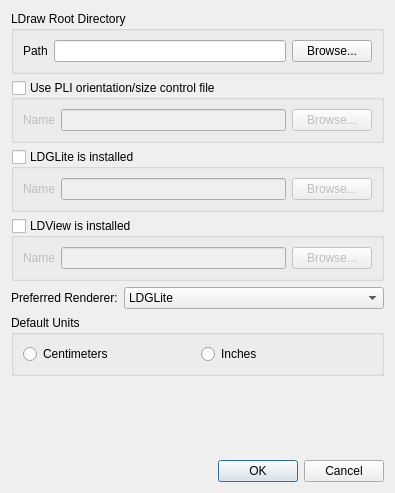
This is 2014-06-03/source/preferences.ui in nathaneltitane/lpub as Qt 5 draws it before an edit. The edited form follows.
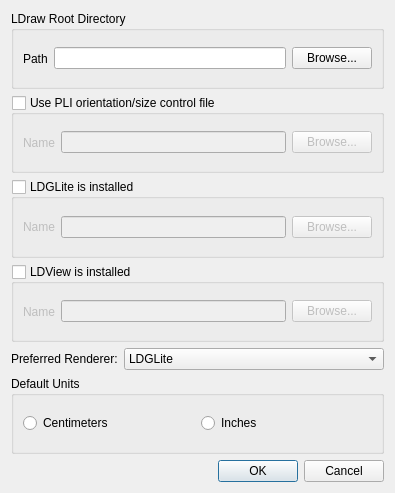
This is the edited form.

Commit message: Fixed Preferences UI padding. Cleaned up makefile instructions and build destination directory.

Diff of the .ui file:
```diff
--- a/2014-06-03/source/preferences.ui
+++ b/2014-06-03/source/preferences.ui
@@ -235,19 +235,6 @@
      </layout>
     </widget>
    </item>
-   <item>
-    <spacer>
-     <property name="orientation">
-      <enum>Qt::Vertical</enum>
-     </property>
-     <property name="sizeHint" stdset="0">
-      <size>
-       <width>371</width>
-       <height>16</height>
-      </size>
-     </property>
-    </spacer>
-   </item>
    <item>
     <widget class="QDialogButtonBox" name="buttonBox">
      <property name="orientation">
```
Left out of the diff: 2 changed lines with no effect on the pictures. The commit also changes 3 other files.
